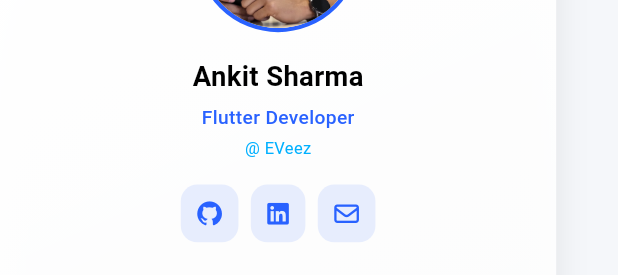
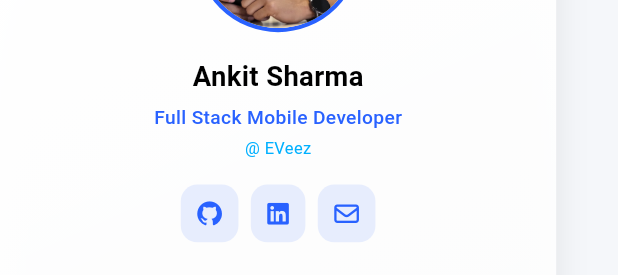
Before and after one commit to ankitsharma098/flutter_portfolio, a Flutter app: the ProfileCard widget shown alone on an empty page, opened directly, on a phone screen of 412 x 824 dp. Shown: the part 145-420 px from the top of the screen. Run offline on Flutter 3.47's test engine with Material 3 defaults, Android fonts, the phone set to English and light mode, and no system bars; our stand-ins replace auto_size_text, cached_network_image, carousel_slider, flutter_animate, font_awesome_flutter, loading_animation_widget and 4 more; missing offline and left inert: mailer; accounts and stored records are empty; Roboto replaces fonts that are missing (Poppins); statements that could not run were skipped.

Commit message:
imp changes

```diff
--- a/lib/features/ProfileCard/ui/profile_card.dart
+++ b/lib/features/ProfileCard/ui/profile_card.dart
@@ -72,7 +72,7 @@ class ProfileCard extends StatelessWidget {
           ),
           SizedBox(height: 5),
           Text(
-            "Flutter Developer",
+           "Full Stack Mobile Developer",
             style: TextStyle(
               fontSize: (size.width * 0.01).clamp(14.0, 16.0),
               color: theme.colorScheme.primary,
```
